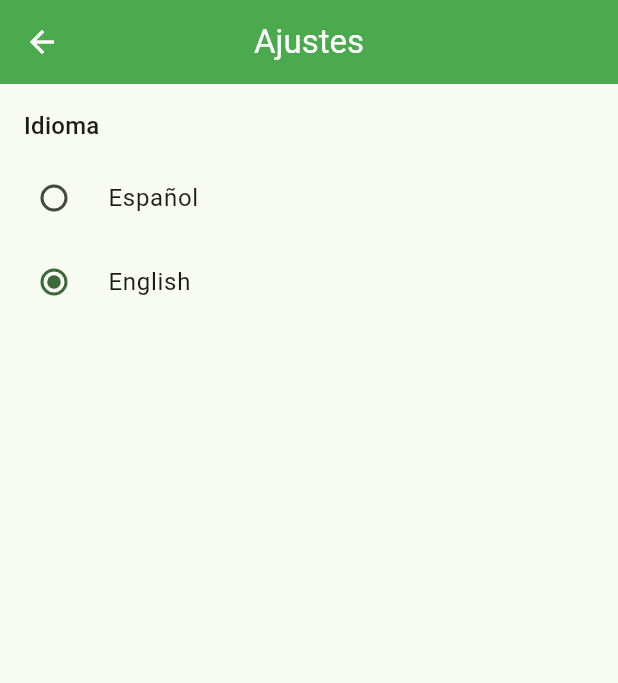
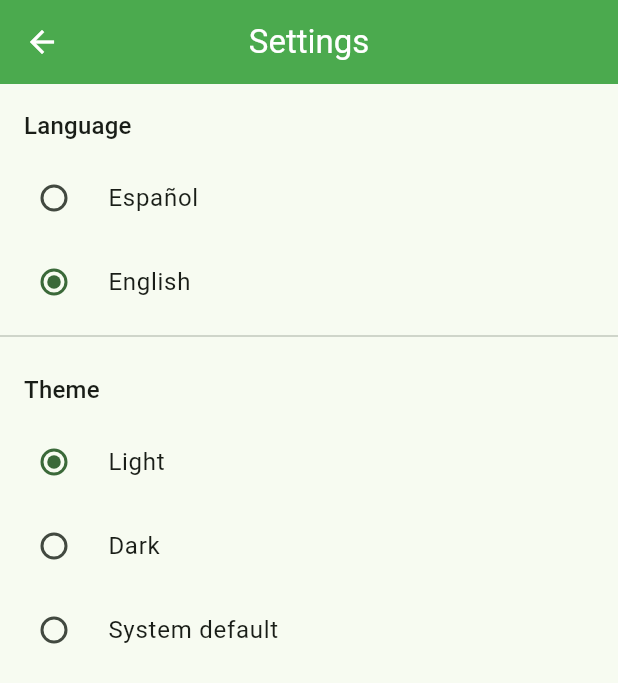
Before and after one commit to mohsinsapra/veg_shop_manager, a Flutter app: the SettingsPage screen opened by its route, after a tap on "English", on a phone screen of 412 x 824 dp. Shown: the top 683 px of the screen. Run offline on Flutter 3.47's test engine with Material 3 defaults, Android fonts, the phone set to English and light mode, and no system bars; our stand-ins replace beamer, cloud_firestore, firebase_auth, firebase_core, flutter_riverpod, flutter_speed_dial and 6 more; accounts and stored records are empty; generated files the repository leaves out were written again.

Commit message:
feature/cloud-inventory-printing: owner-only settings screen (language + theme) gated to owner email

```diff
--- a/lib/app/app.dart
+++ b/lib/app/app.dart
@@ -5,22 +5,24 @@ import 'router/app_router.dart';
 import 'theme/app_theme.dart';
 import '../core/constants/app_constants.dart';
 import '../presentation/providers/locale_provider.dart';
+import '../presentation/providers/theme_mode_provider.dart';
 
 class VegShopApp extends ConsumerWidget {
   const VegShopApp({super.key});
 
   @override
   Widget build(BuildContext context, WidgetRef ref) {
-    // Language switching is disabled: always render in the default locale.
+    // Language and theme default to Spanish / light for everyone. Only the owner
+    // can change these (via the gated Settings screen), which updates the
+    // providers below; for all other users they stay at their defaults.
+    final locale = ref.watch(localeProvider);
+    final themeMode = ref.watch(themeModeProvider);
     return MaterialApp.router(
       title: AppConstants.appName,
       theme: AppTheme.lightTheme,
       darkTheme: AppTheme.darkTheme,
-      // Always use the light (brand) theme; ignore the device's dark mode so the
-      // cream/green look stays consistent everywhere. Flip to ThemeMode.system
-      // to re-enable dark mode.
-      themeMode: ThemeMode.light,
-      locale: defaultAppLocale,
+      themeMode: themeMode,
+      locale: locale,
       localizationsDelegates: AppLocalizations.localizationsDelegates,
       supportedLocales: AppLocalizations.supportedLocales,
       routerDelegate: AppRouter.routerDelegate,
--- a/lib/core/constants/app_constants.dart
+++ b/lib/core/constants/app_constants.dart
@@ -1,5 +1,9 @@
 class AppConstants {
   static const String appName = 'GreenChain';
+
+  /// The single super-admin (app owner). Only this account sees the in-app
+  /// Settings screen (language + theme). Compared case-insensitively.
+  static const String ownerEmail = 'mohsin.sapra@gmail.com';
 
   static const Map<String, String> predefinedShops = {
     'shop1': 'Shop 1 - Downtown',
--- a/lib/l10n/app_en.arb
+++ b/lib/l10n/app_en.arb
@@ -8,6 +8,11 @@
   "language": "Language",
   "languageSpanish": "Español",
   "languageEnglish": "English",
+  "theme": "Theme",
+  "themeLight": "Light",
+  "themeDark": "Dark",
+  "themeSystem": "System default",
+  "settingsSectionAdmin": "Owner settings",
   "loginGoogleButton": "Sign in with Google",
   "noAccessMessage": "No access for this account.\nPlease ask your admin to add you.",
   "noAccessSignOutButton": "Sign out",
--- a/lib/l10n/app_es.arb
+++ b/lib/l10n/app_es.arb
@@ -5,6 +5,11 @@
   "language": "Idioma",
   "languageSpanish": "Español",
   "languageEnglish": "English",
+  "theme": "Tema",
+  "themeLight": "Claro",
+  "themeDark": "Oscuro",
+  "themeSystem": "Predeterminado del sistema",
+  "settingsSectionAdmin": "Ajustes del propietario",
   "loginGoogleButton": "Iniciar sesión con Google",
   "noAccessMessage": "No tienes acceso con esta cuenta.\nPide a tu administrador que te añada.",
   "noAccessSignOutButton": "Cerrar sesión",
--- a/lib/main.dart
+++ b/lib/main.dart
@@ -7,6 +7,7 @@ import 'core/firebase/firebase_init.dart';
 import 'core/storage/storage_service.dart';
 import 'presentation/pdf/print_helpers.dart';
 import 'presentation/providers/locale_provider.dart';
+import 'presentation/providers/theme_mode_provider.dart';
 
 void main() async {
   WidgetsFlutterBinding.ensureInitialized();
@@ -23,11 +24,16 @@ void main() async {
       ? defaultAppLocale
       : (savedCode == 'en' ? const Locale('en') : const Locale('es'));
 
+  final initialThemeMode = themeModeFromName(await storageService.getThemeMode());
+
   runApp(
     ProviderScope(
       overrides: [
         localeProvider.overrideWith(
           (ref) => LocaleController(storageService, initialLocale),
+        ),
+        themeModeProvider.overrideWith(
+          (ref) => ThemeModeController(storageService, initialThemeMode),
         ),
       ],
       child: const VegShopApp(),
--- a/lib/presentation/pages/settings/settings_page.dart
+++ b/lib/presentation/pages/settings/settings_page.dart
@@ -2,6 +2,7 @@ import 'package:flutter/material.dart';
 import 'package:flutter_riverpod/flutter_riverpod.dart';
 import '../../../core/l10n/l10n_extension.dart';
 import '../../providers/locale_provider.dart';
+import '../../providers/theme_mode_provider.dart';
 
 class SettingsPage extends ConsumerWidget {
   const SettingsPage({super.key});
@@ -9,33 +10,57 @@ class SettingsPage extends ConsumerWidget {
   @override
   Widget build(BuildContext context, WidgetRef ref) {
     final locale = ref.watch(localeProvider);
-    final controller = ref.read(localeProvider.notifier);
+    final localeController = ref.read(localeProvider.notifier);
+    final themeMode = ref.watch(themeModeProvider);
+    final themeController = ref.read(themeModeProvider.notifier);
 
     return Scaffold(
       appBar: AppBar(title: Text(context.l10n.settingsTitle)),
       body: ListView(
         children: [
-          Padding(
-            padding: const EdgeInsets.fromLTRB(16, 16, 16, 8),
-            child: Text(
-              context.l10n.language,
-              style: Theme.of(context).textTheme.titleMedium,
-            ),
-          ),
+          _sectionHeader(context, context.l10n.language),
           RadioListTile<Locale>(
             value: const Locale('es'),
             groupValue: locale,
-            onChanged: (v) => controller.setLocale(v!),
+            onChanged: (v) => localeController.setLocale(v!),
             title: Text(context.l10n.languageSpanish),
           ),
           RadioListTile<Locale>(
             value: const Locale('en'),
             groupValue: locale,
-            onChanged: (v) => controller.setLocale(v!),
+            onChanged: (v) => localeController.setLocale(v!),
             title: Text(context.l10n.languageEnglish),
+          ),
+          const Divider(),
+          _sectionHeader(context, context.l10n.theme),
+          RadioListTile<ThemeMode>(
+            value: ThemeMode.light,
+            groupValue: themeMode,
+            onChanged: (v) => themeController.setThemeMode(v!),
+            title: Text(context.l10n.themeLight),
+          ),
+          RadioListTile<ThemeMode>(
+            value: ThemeMode.dark,
+            groupValue: themeMode,
+            onChanged: (v) => themeController.setThemeMode(v!),
+            title: Text(context.l10n.themeDark),
+          ),
+          RadioListTile<ThemeMode>(
+            value: ThemeMode.system,
+            groupValue: themeMode,
+            onChanged: (v) => themeController.setThemeMode(v!),
+            title: Text(context.l10n.themeSystem),
           ),
         ],
       ),
     );
   }
+
+  Widget _sectionHeader(BuildContext context, String text) => Padding(
+        padding: const EdgeInsets.fromLTRB(16, 16, 16, 8),
+        child: Text(
+          text,
+          style: Theme.of(context).textTheme.titleMedium,
+        ),
+      );
 }
--- /dev/null
+++ b/lib/presentation/providers/theme_mode_provider.dart
@@ -0,0 +1,38 @@
+import 'package:flutter/material.dart';
+import 'package:flutter_riverpod/flutter_riverpod.dart';
+import '../../core/storage/storage_service.dart';
+
+/// The app defaults to the light (brand) theme. Only the owner can change this
+/// via the Settings screen; everyone else stays on [defaultThemeMode] because
+/// no other UI mutates the provider.
+const defaultThemeMode = ThemeMode.light;
+
+ThemeMode themeModeFromName(String? name) {
+  switch (name) {
+    case 'dark':
+      return ThemeMode.dark;
+    case 'system':
+      return ThemeMode.system;
+    case 'light':
+      return ThemeMode.light;
+    default:
+      return defaultThemeMode;
+  }
+}
+
+class ThemeModeController extends StateNotifier<ThemeMode> {
+  ThemeModeController(this._storage, ThemeMode initial) : super(initial);
+
+  final StorageService _storage;
+
+  void setThemeMode(ThemeMode mode) {
+    state = mode;
+    _storage.setThemeMode(mode.name);
+  }
+}
+
+/// Overridden in main() with the persisted theme mode (or the light default).
+final themeModeProvider =
+    StateNotifierProvider<ThemeModeController, ThemeMode>((ref) {
+  throw UnimplementedError('themeModeProvider must be overridden in main()');
+});
```
Also changed, not shown: lib/core/storage/storage_service.dart (+22 -0 lines), lib/presentation/pages/admin/admin_home_page.dart (+21 -0 lines).
